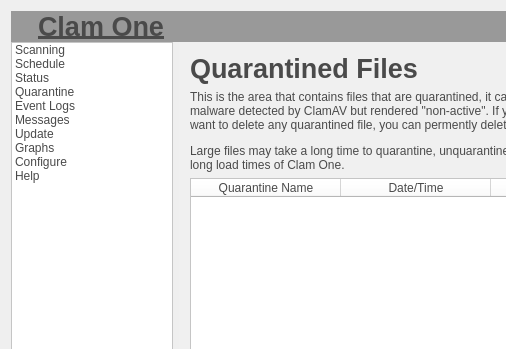
This is MainWindow.ui in ClamOne/ClamOne as Qt 5 draws it before an edit; both pictures show x 0 to 506 and y 0 to 349 of the 640 by 480 pixel window. The edited form follows.
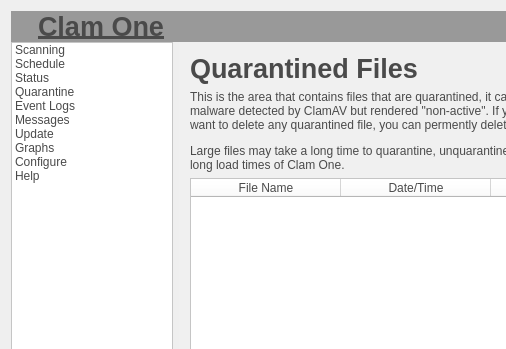
This is the edited form. The open tabs and pages were chosen to show the change. Icons and pictures are not drawn. Custom widgets are drawn as their Qt base class.

Patch:
```diff
--- a/MainWindow.ui
+++ b/MainWindow.ui
@@ -738,7 +738,7 @@
             </attribute>
             <column>
              <property name="text">
-              <string>Quarantine Name</string>
+              <string>File Name</string>
              </property>
             </column>
             <column>
@@ -753,7 +753,7 @@
             </column>
             <column>
              <property name="text">
-              <string>File Name</string>
+              <string>Quarantine Name</string>
              </property>
             </column>
            </widget>
```
Left out of the diff: 7 changed lines with no effect on the pictures.
